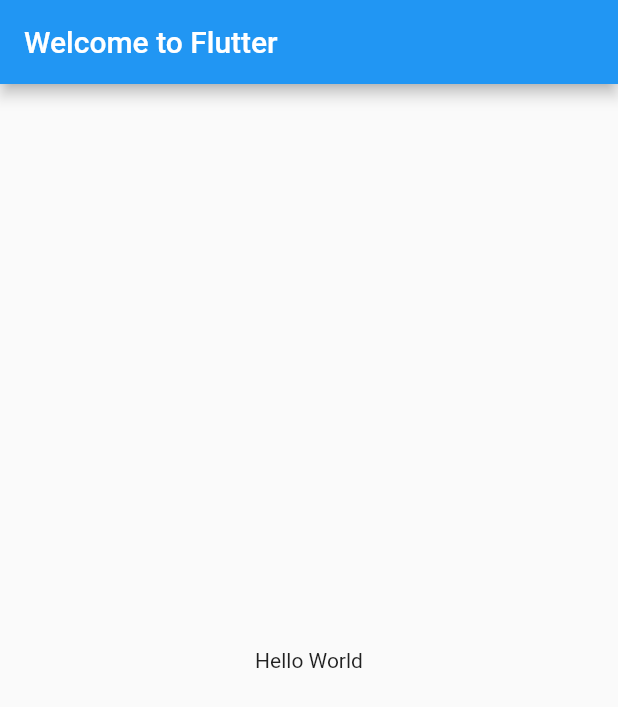
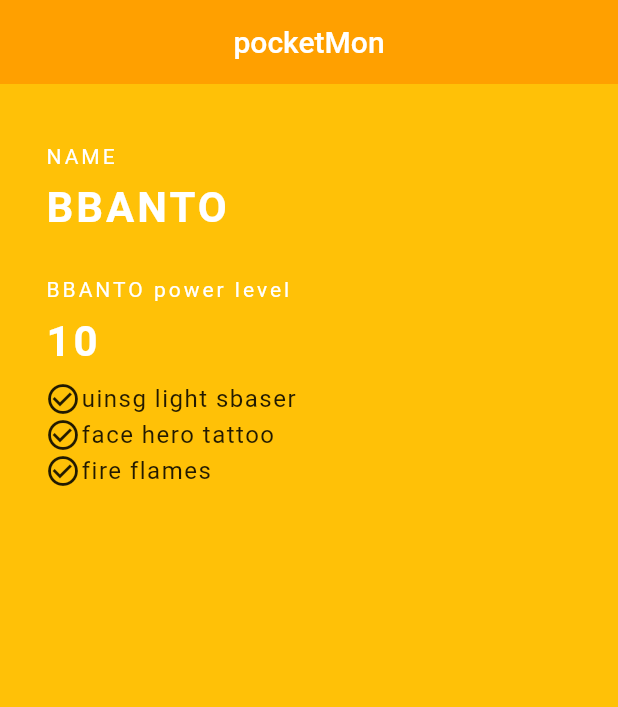
Before and after one commit to jb-choi/things_register, a Flutter app: the screen it shows after launch, on a phone screen of 412 x 824 dp. Shown: the top 707 px of the screen. Run offline on Flutter 3.47's test engine with Material 2 defaults, Android fonts, the phone set to English and light mode, and no system bars.

Commit message:
first commit 22.01.13
Signed-off-by: JB_choi <jjjchlwnsqja@gmail.com>

```diff
--- a/lib/main.dart
+++ b/lib/main.dart
@@ -1,4 +1,148 @@
-// import 'package:flutter/material.dart';
+import 'package:flutter/material.dart';
+
+void main() => runApp(ThingsRegisterApp());
+
+class ThingsRegisterApp extends StatelessWidget{
+  @override
+  Widget build(BuildContext context) {
+    return MaterialApp(
+      title: '물건등록기능',
+      theme: ThemeData(
+        primarySwatch: Colors.red
+      ),
+    home: MyCard(),
+    );
+  }
+}
+
+class MyCard extends StatelessWidget {
+  @override
+  Widget build(BuildContext context) {
+    return Scaffold(
+      backgroundColor: Colors.amber,
+      appBar: AppBar(
+        title: const Text('pocketMon'),
+        centerTitle: true,
+        backgroundColor: Colors.amber[700],
+        elevation: 0.0,
+    ),
+      body : Padding(
+        padding : EdgeInsets.fromLTRB(30.0, 40.0, 0.0, 0.0),
+        child: Column(
+          crossAxisAlignment: CrossAxisAlignment.start,
+          children: <Widget>[
+            Text('NAME',
+            style: TextStyle(
+              color: Colors.white,
+              letterSpacing: 2.0,
+            )
+            ),
+            SizedBox(
+              height: 10.0,
+            ),
+            Text('BBANTO',
+            style: TextStyle(
+              color: Colors.white,
+              letterSpacing: 2.0,
+              fontSize: 28.0,
+              fontWeight: FontWeight.bold,
+            )
+            ),
+
+            SizedBox(
+              height: 30.0
+            ),
+            Text('BBANTO power level',
+                style: TextStyle(
+                  color: Colors.white,
+                  letterSpacing: 2.0,
+                )
+            ),
+            SizedBox(
+              height: 10.0,
+            ),
+            Text('10',
+                style: TextStyle(
+                  color: Colors.white,
+                  letterSpacing: 2.0,
+                  fontSize: 28.0,
+                  fontWeight: FontWeight.bold,
+                )
+            ),
+            SizedBox(
+              height: 10.0
+            ),
+            Row(
+              children: <Widget>[
+                Icon(Icons.check_circle_outline),
+                Text('uinsg light sbaser',
+                    style: TextStyle(
+                        fontSize:16.0,
+                        letterSpacing:1.0
+                    ))
+              ],
+            ),
+            Row(
+              children: <Widget>[
+                Icon(Icons.check_circle_outline),
+                Text('face hero tattoo',
+                    style: TextStyle(
+                        fontSize:16.0,
+                        letterSpacing:1.0
+                    ))
+              ],
+            ),
+            Row(
+              children: <Widget>[
+                Icon(Icons.check_circle_outline),
+                Text('fire flames',
+                    style: TextStyle(
+                        fontSize:16.0,
+                        letterSpacing:1.0
+                    ))
+              ],
+            )
+          ],
+
+
+
+
+
+    )
+    )
+    );
+  }
+}
+
+
+
+// class MyHomePage extends StatelessWidget {
+//   // const ({Key? key}) : super(key: key);
+//
+//   @override
+//   Widget build(BuildContext context) {
+//     return Scaffold(
+//       appBar: AppBar(
+//         title: Text('ㅇㅇㅇ???'),
+//       ),
+//       body : Center(
+//         child: Column(
+//           children: <Widget>[
+//             Text('Hello'),
+//             Text('Hello'),
+//             Text('Hello')
+//           ],
+//         ),
+//       ),
+//     );
+//   }
+// }
+
+
+
+
+
+
 //
 // void main() {
 //   runApp(const MyApp());
@@ -115,23 +259,23 @@
 // }
 
 
-import 'package:flutter/material.dart';
 
-void main() => runApp(MyApp());
-
-class MyApp extends StatelessWidget {
-  @override
-  Widget build(BuildContext context) {
-    return MaterialApp(
-      title: 'Welcome to Flutter',
-      home: Scaffold(
-        appBar: AppBar(
-          title: Text('Welcome to Flutter'),
-        ),
-        body: Center(
-          child: Text('Hello World'),
-        ),
-      ),
-    );
-  }
-}
+//
+// void main() => runApp(MyApp());
+//
+// class MyApp extends StatelessWidget {
+//   @override
+//   Widget build(BuildContext context) {
+//     return MaterialApp(
+//       title: 'Welcome to Flutter',
+//       home: Scaffold(
+//         appBar: AppBar(
+//           title: Text('Welcome to Flutter'),
+//         ),
+//         body: Center(
+//           child: Text('Hello World'),
+//         ),
+//       ),
+//     );
+//   }
+// }
--- a/pubspec.yaml
+++ b/pubspec.yaml
@@ -58,9 +58,9 @@ flutter:
   uses-material-design: true
 
   # To add assets to your application, add an assets section, like this:
-  # assets:
-  #   - images/a_dot_burr.jpeg
-  #   - images/a_dot_ham.jpeg
+   assets:
+     - assets/picka1.png
+     - assets/picka2.png
 
   # An image asset can refer to one or more resolution-specific "variants", see
   # https://flutter.dev/assets-and-images/#resolution-aware.
```
